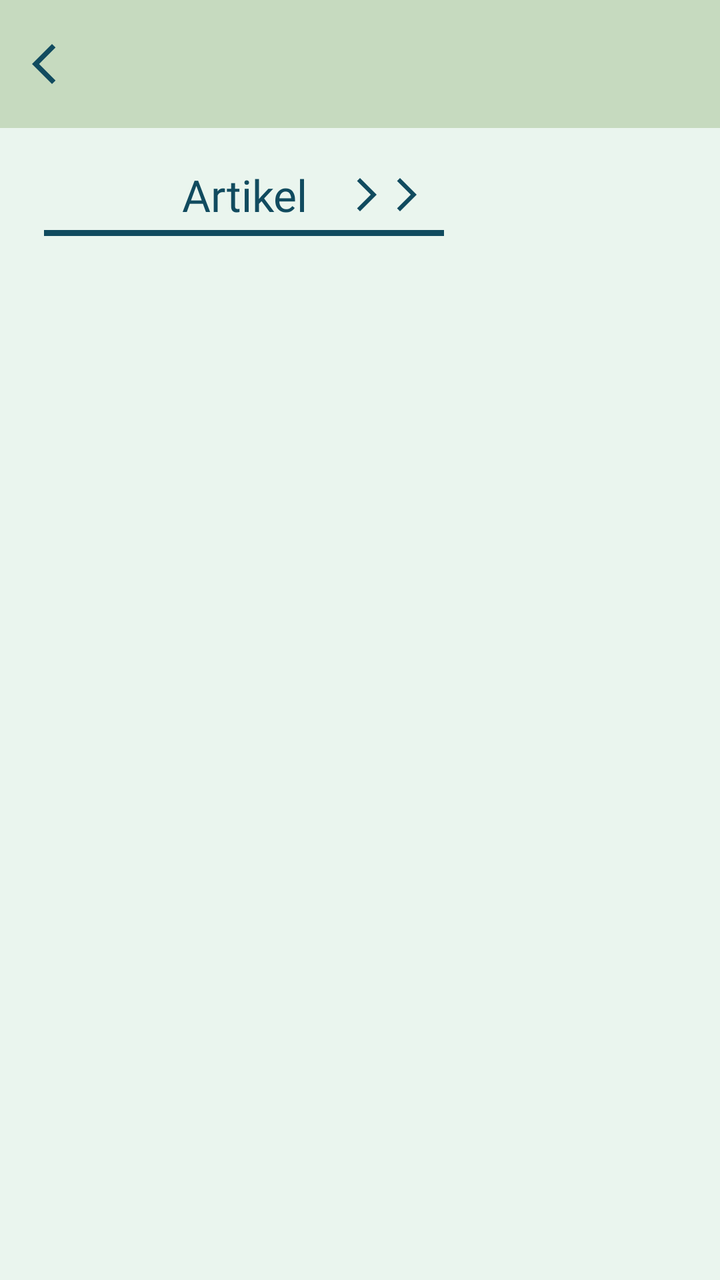
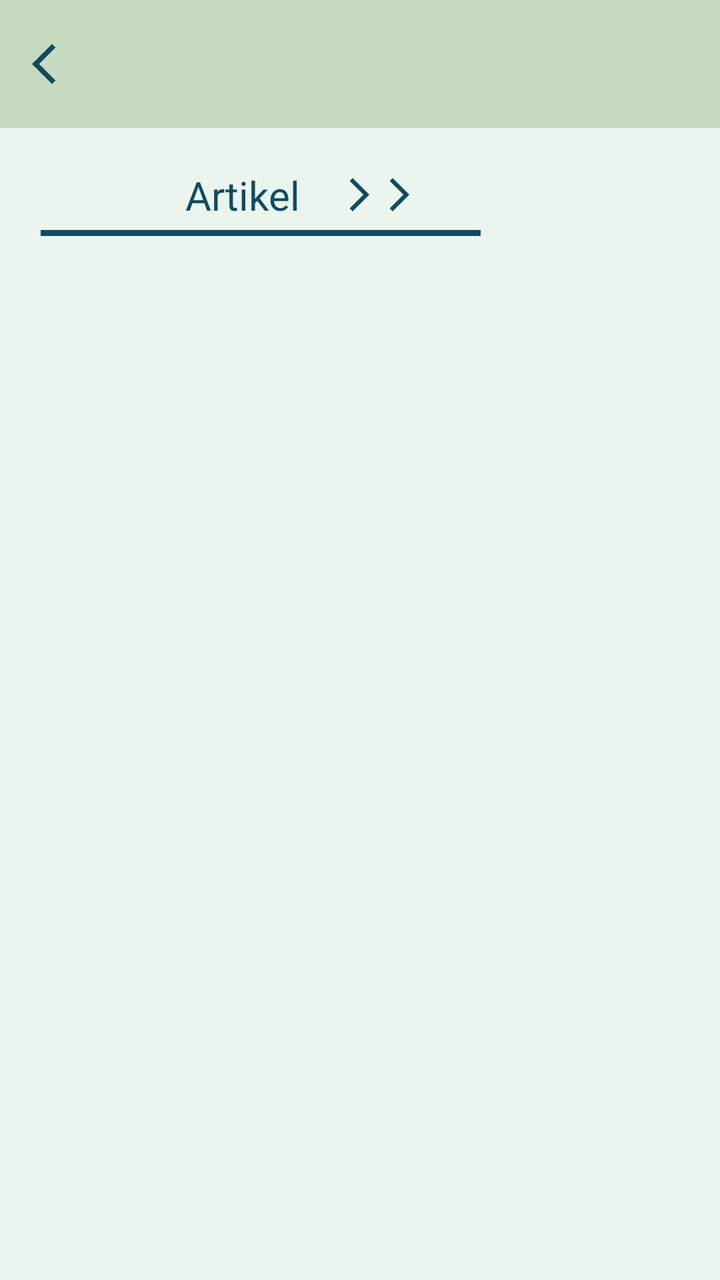

Before-and-after screenshots of an Android layout around one commit, followed by the original layout XML and the change that was made.
<!-- AndroidManifest.xml: application theme Theme.Sherine_TIA -->
<!-- res/layout/fragment_articles.xml -->
<?xml version="1.0" encoding="utf-8"?>
<androidx.coordinatorlayout.widget.CoordinatorLayout xmlns:android="http://schemas.android.com/apk/res/android"
    xmlns:app="http://schemas.android.com/apk/res-auto"
    xmlns:tools="http://schemas.android.com/tools"
    android:layout_width="match_parent"
    android:layout_height="match_parent"
    android:background="@color/bgColour"
    tools:context=".Articles.ArticlesFragment">

    <com.google.android.material.appbar.AppBarLayout
        android:id="@+id/appBarLayout"
        android:layout_width="match_parent"
        android:layout_height="wrap_content"
        android:theme="@style/ThemeOverlay.AppCompat.Dark.ActionBar">

        <androidx.appcompat.widget.Toolbar
            android:id="@+id/toolbar"
            android:layout_width="match_parent"
            android:layout_height="?attr/actionBarSize"
            android:background="@color/lightGreen"
            app:navigationIcon="@drawable/outline_arrow_back"
            app:titleTextColor="@color/blue"
            app:subtitleTextColor="@color/blue" />

    </com.google.android.material.appbar.AppBarLayout>

    <androidx.core.widget.NestedScrollView
        android:id="@+id/articleScrollView"
        android:layout_width="match_parent"
        android:layout_height="match_parent"
        android:fillViewport="true"
        android:scrollbars="none"
        android:overScrollMode="never"
        app:layout_behavior="@string/appbar_scrolling_view_behavior">

        <androidx.constraintlayout.widget.ConstraintLayout
            android:layout_width="match_parent"
            android:layout_height="wrap_content"
            android:paddingBottom="24dp">

            <TextView
                android:id="@+id/txtArtikel"
                android:layout_width="wrap_content"
                android:layout_height="35dp"
                android:layout_marginTop="16dp"
                android:fontFamily="@font/sora_semibold"
                android:gravity="center"
                android:text="Artikel"
                android:textColor="@color/blue"
                android:textSize="22sp"
                app:layout_constraintEnd_toEndOf="parent"
                app:layout_constraintHorizontal_bias="0.305"
                app:layout_constraintStart_toStartOf="parent"
                app:layout_constraintTop_toTopOf="parent" />

            <LinearLayout
                android:id="@+id/btnPrevPage"
                android:layout_width="wrap_content"
                android:layout_height="35dp"
                android:layout_marginStart="50dp"
                android:layout_marginEnd="15dp"
                android:alpha="0"
                android:clickable="true"
                android:enabled="false"
                android:focusable="true"
                android:gravity="center"
                android:orientation="horizontal"
                app:layout_constraintBottom_toBottomOf="@id/txtArtikel"
                app:layout_constraintEnd_toStartOf="@id/txtArtikel"
                app:layout_constraintStart_toStartOf="parent"
                app:layout_constraintTop_toTopOf="@id/txtArtikel">

                <ImageView
                    android:layout_width="20dp"
                    android:layout_height="30dp"
                    android:src="@drawable/outline_arrow_back" />

                <ImageView
                    android:layout_width="20dp"
                    android:layout_height="30dp"
                    android:src="@drawable/outline_arrow_back" />

            </LinearLayout>

            <LinearLayout
                android:id="@+id/btnNextPage"
                android:layout_width="wrap_content"
                android:layout_height="35dp"
                android:layout_marginStart="15dp"
                android:clickable="true"
                android:focusable="true"
                android:gravity="center"
                android:orientation="horizontal"
                app:layout_constraintBottom_toBottomOf="@id/txtArtikel"
                app:layout_constraintStart_toEndOf="@id/txtArtikel"
                app:layout_constraintTop_toTopOf="@id/txtArtikel">

                <ImageView
                    android:layout_width="20dp"
                    android:layout_height="30dp"
                    android:rotation="180"
                    android:src="@drawable/outline_arrow_back" />

                <ImageView
                    android:layout_width="20dp"
                    android:layout_height="30dp"
                    android:rotation="180"
                    android:src="@drawable/outline_arrow_back" />

            </LinearLayout>

            <View
                android:id="@+id/toolbarLine"
                android:layout_width="200dp"
                android:layout_height="3dp"
                android:background="@color/blue"
                app:layout_constraintEnd_toEndOf="@+id/txtArtikel"
                app:layout_constraintStart_toStartOf="@+id/txtArtikel"
                app:layout_constraintTop_toBottomOf="@id/txtArtikel" />

            <HorizontalScrollView
                android:id="@+id/chipScrollView"
                android:layout_width="0dp"
                android:layout_height="wrap_content"
                android:layout_marginTop="12dp"
                android:scrollbars="none"
                android:fillViewport="false"
                app:layout_constraintTop_toBottomOf="@id/toolbarLine"
                app:layout_constraintStart_toStartOf="parent"
                app:layout_constraintEnd_toEndOf="parent">

                <com.google.android.material.chip.ChipGroup
                    android:id="@+id/chipGroupKategori"
                    android:layout_width="wrap_content"
                    android:layout_height="wrap_content"
                    android:paddingHorizontal="16dp"
                    app:singleLine="true"
                    app:singleSelection="true"
                    app:selectionRequired="true"
                    app:chipSpacingHorizontal="6dp" />

            </HorizontalScrollView>

            <LinearLayout
                android:id="@+id/articleContainer"
                android:layout_width="0dp"
                android:layout_height="wrap_content"
                android:layout_marginTop="12dp"
                android:orientation="vertical"
                app:layout_constraintTop_toBottomOf="@id/chipScrollView"
                app:layout_constraintStart_toStartOf="parent"
                app:layout_constraintEnd_toEndOf="parent" />

        </androidx.constraintlayout.widget.ConstraintLayout>
    </androidx.core.widget.NestedScrollView>

</androidx.coordinatorlayout.widget.CoordinatorLayout>
<!-- resources referenced by this layout -->
<resources>
  <color name="bgColour">#EAF5EE</color>
  <color name="blue">#114B5F</color>
  <color name="lightGreen">#C6DABF</color>
  <!-- drawable outline_arrow_back (drawable) -->
  <vector xmlns:android="http://schemas.android.com/apk/res/android" android:autoMirrored="true" android:height="24dp" android:tint="#114B5F" android:viewportHeight="960" android:viewportWidth="960" android:width="24dp">
        
      <path android:fillColor="@android:color/white" android:pathData="M400,880L0,480L400,80L471,151L142,480L471,809L400,880Z"/>
      
  </vector>
  <style name="Theme.Sherine_TIA" parent="Base.Theme.Sherine_TIA" />
  <style name="Base.Theme.Sherine_TIA" parent="Theme.Material3.DayNight.NoActionBar">
          
          
      </style>
</resources>

<!-- the commit's change to res/layout/fragment_articles.xml (unified diff, before → after) -->
@@ -47,7 +47,7 @@
                 android:gravity="center"
                 android:text="Artikel"
                 android:textColor="@color/blue"
-                android:textSize="22sp"
+                android:textSize="20sp"
                 app:layout_constraintEnd_toEndOf="parent"
                 app:layout_constraintHorizontal_bias="0.305"
                 app:layout_constraintStart_toStartOf="parent"
@@ -111,11 +111,12 @@
 
             <View
                 android:id="@+id/toolbarLine"
-                android:layout_width="200dp"
+                android:layout_width="220dp"
                 android:layout_height="3dp"
                 android:background="@color/blue"
-                app:layout_constraintEnd_toEndOf="@+id/txtArtikel"
-                app:layout_constraintStart_toStartOf="@+id/txtArtikel"
+                app:layout_constraintEnd_toEndOf="parent"
+                app:layout_constraintHorizontal_bias="0.146"
+                app:layout_constraintStart_toStartOf="parent"
                 app:layout_constraintTop_toBottomOf="@id/txtArtikel" />
 
             <HorizontalScrollView
